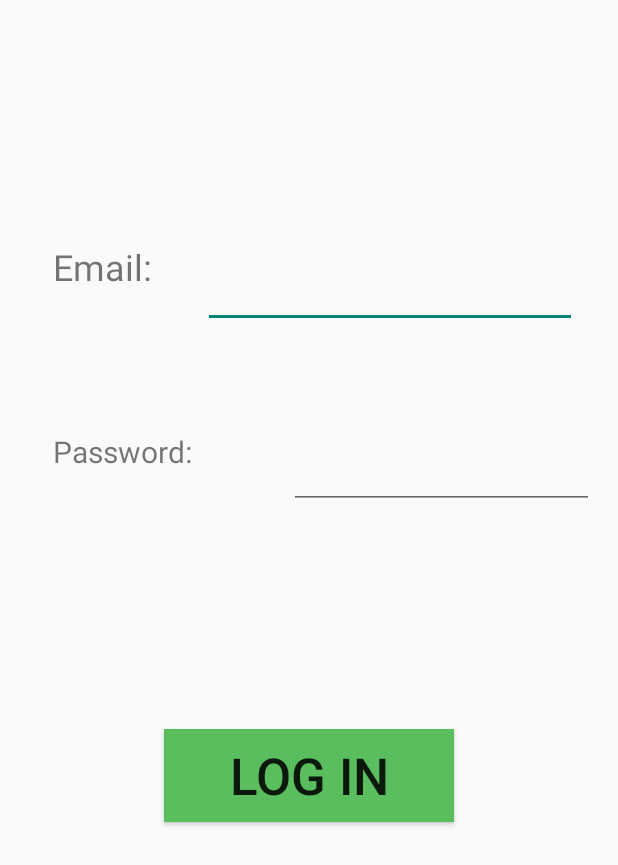
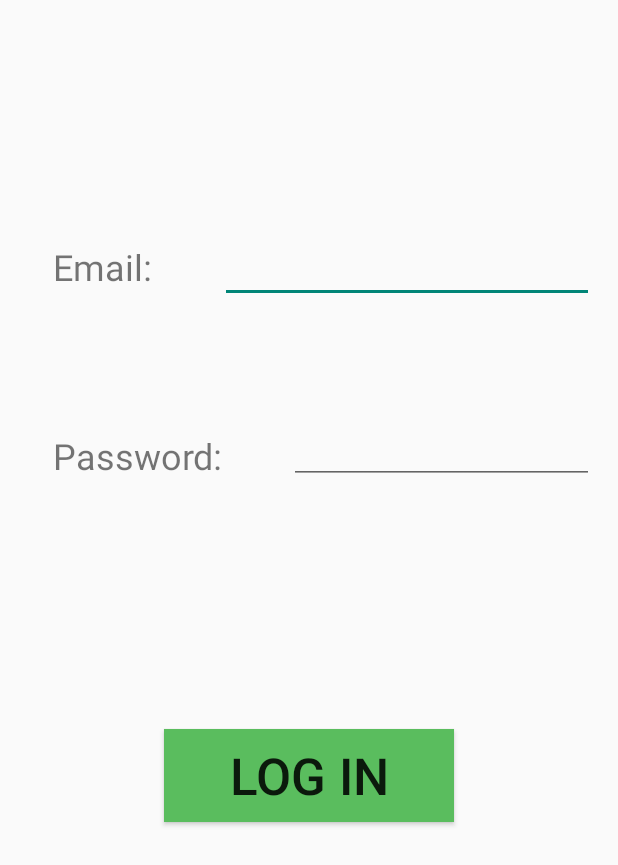
Before and after one commit to TheresaRoukaibe/CurrencyConverter, an Android app: the screen it shows after launch (MainActivity), on a phone screen of 412 x 824 dp. Shown: the top 865 px of the screen. Run offline under Robolectric (Android 15) with nearby library versions, the phone set to English and light mode, and no system bars; 1 statement that could not run was skipped.

Commit message:
Main page layout adjustments

```diff
--- a/app/src/main/res/layout/activity_main.xml
+++ b/app/src/main/res/layout/activity_main.xml
@@ -15,10 +15,10 @@
         android:textSize="20sp"
         app:layout_constraintBottom_toBottomOf="parent"
         app:layout_constraintEnd_toEndOf="parent"
-        app:layout_constraintHorizontal_bias="0.833"
+        app:layout_constraintHorizontal_bias="0.901"
         app:layout_constraintStart_toStartOf="parent"
         app:layout_constraintTop_toTopOf="parent"
-        app:layout_constraintVertical_bias="0.21"
+        app:layout_constraintVertical_bias="0.188"
         tools:ignore="SpeakableTextPresentCheck" />
 
     <EditText
@@ -33,7 +33,7 @@
         app:layout_constraintHorizontal_bias="0.923"
         app:layout_constraintStart_toStartOf="parent"
         app:layout_constraintTop_toTopOf="parent"
-        app:layout_constraintVertical_bias="0.372"
+        app:layout_constraintVertical_bias="0.351"
         tools:ignore="SpeakableTextPresentCheck" />
 
     <TextView
@@ -54,7 +54,7 @@
         android:layout_width="132dp"
         android:layout_height="52dp"
         android:text="Password:"
-        android:textSize="20sp"
+        android:textSize="24sp"
         app:layout_constraintBottom_toBottomOf="parent"
         app:layout_constraintEnd_toEndOf="parent"
         app:layout_constraintHorizontal_bias="0.125"
```
